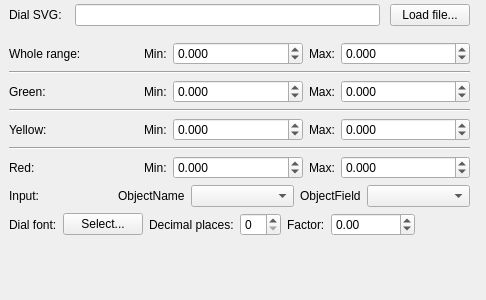
Before: the Qt Designer form ground/src/plugins/lineardial/lineardialgadgetoptionspage.ui in openpilot/OpenPilot, drawn with Qt 5.
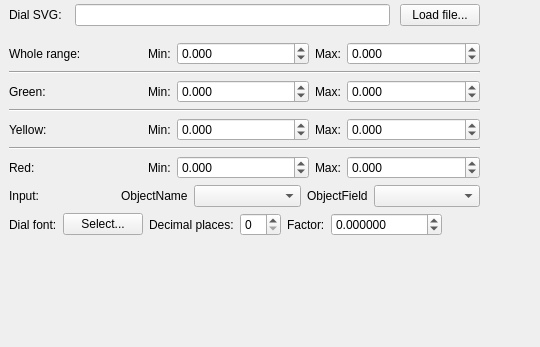
After: the same form once the commit is applied.

Commit message: Fix for Bargraph dial factor, enables up to 6 decimal digits instead of two.

```diff
--- a/ground/src/plugins/lineardial/lineardialgadgetoptionspage.ui
+++ b/ground/src/plugins/lineardial/lineardialgadgetoptionspage.ui
@@ -6,8 +6,8 @@
    <rect>
     <x>0</x>
     <y>0</y>
-    <width>486</width>
-    <height>300</height>
+    <width>540</width>
+    <height>347</height>
    </rect>
   </property>
   <property name="sizePolicy">
@@ -24,8 +24,8 @@
     <rect>
      <x>-1</x>
      <y>-1</y>
-     <width>481</width>
-     <height>339</height>
+     <width>491</width>
+     <height>321</height>
     </rect>
    </property>
    <layout class="QVBoxLayout" name="verticalLayout" stretch="0,0,0,0,0,0,0,0,0,0,0">
@@ -470,6 +470,9 @@
       </item>
       <item>
        <widget class="QDoubleSpinBox" name="factor">
+        <property name="decimals">
+         <number>6</number>
+        </property>
         <property name="minimum">
          <double>-10000.000000000000000</double>
         </property>
```
